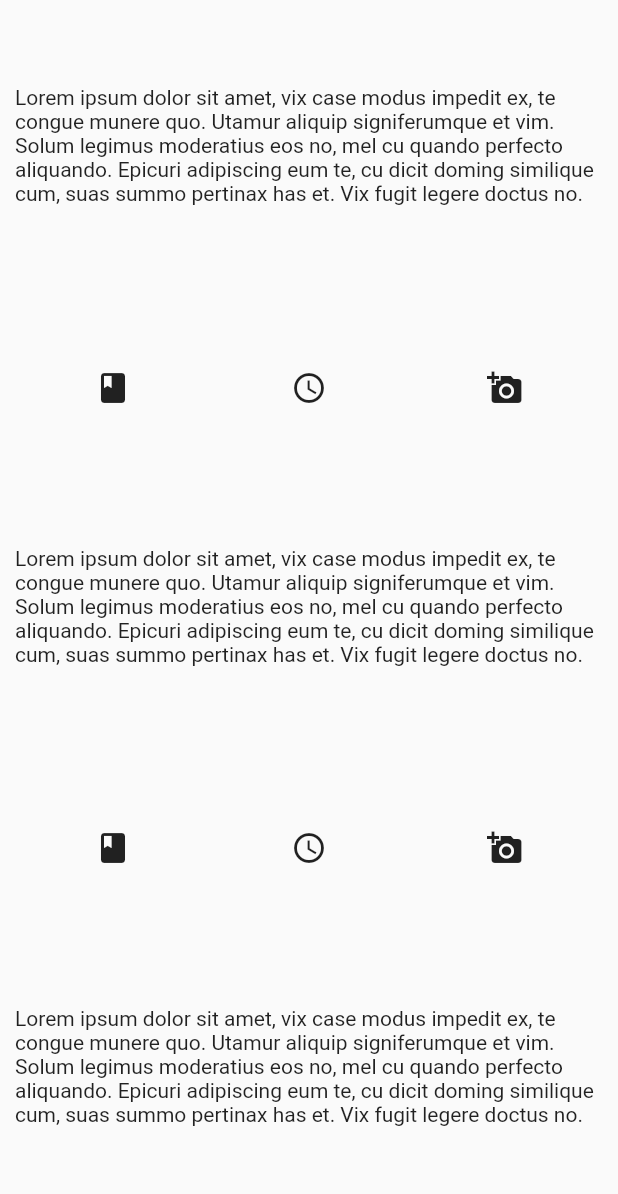
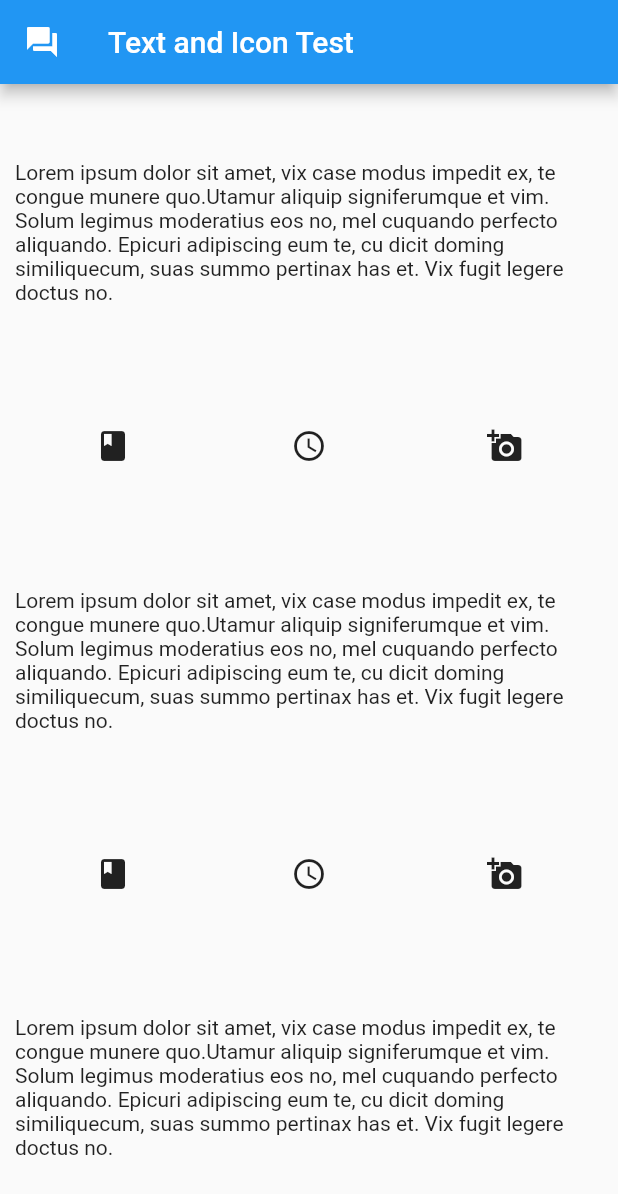
Before and after one commit to mjohnsullivan/flutter_web_test, a Flutter app: the screen it shows after launch, on a phone screen of 412 x 824 dp. Shown: the top 1194 px of the screen. Run offline on Flutter 3.47's test engine with Material 2 defaults, Android fonts, the phone set to English and light mode, and no system bars.

Commit message:
const'd up the code

```diff
--- a/lib/main.dart
+++ b/lib/main.dart
@@ -1,8 +1,10 @@
 import 'package:flutter/material.dart';
 
-const textFiller = '''
-Lorem ipsum dolor sit amet, vix case modus impedit ex, te congue munere quo. Utamur aliquip signiferumque et vim. Solum legimus moderatius eos no, mel cu quando perfecto aliquando. Epicuri adipiscing eum te, cu dicit doming similique cum, suas summo pertinax has et. Vix fugit legere doctus no.
-''';
+const textFiller =
+    'Lorem ipsum dolor sit amet, vix case modus impedit ex, te congue munere quo.' +
+        'Utamur aliquip signiferumque et vim. Solum legimus moderatius eos no, mel cu' +
+        'quando perfecto aliquando. Epicuri adipiscing eum te, cu dicit doming similique' +
+        'cum, suas summo pertinax has et. Vix fugit legere doctus no.';
 
 void main() => runApp(MyApp());
 
@@ -20,12 +22,16 @@ class HomePage extends StatelessWidget {
   @override
   Widget build(BuildContext context) {
     return Scaffold(
+      appBar: AppBar(
+        title: const Text('Text and Icon Test'),
+        leading: const Icon(Icons.question_answer),
+      ),
       body: Padding(
         padding: const EdgeInsets.all(10),
         child: Column(
           mainAxisAlignment: MainAxisAlignment.spaceAround,
           children: [
-            Text(textFiller),
+            const Text(textFiller),
             Row(
                 mainAxisAlignment: MainAxisAlignment.spaceAround,
                 children: const [
@@ -33,7 +39,7 @@ class HomePage extends StatelessWidget {
                   Icon(Icons.access_time),
                   Icon(Icons.add_a_photo),
                 ]),
-            Text(textFiller),
+            const Text(textFiller),
             Row(
                 mainAxisAlignment: MainAxisAlignment.spaceAround,
                 children: const [
@@ -41,7 +47,7 @@ class HomePage extends StatelessWidget {
                   Icon(Icons.access_time),
                   Icon(Icons.add_a_photo),
                 ]),
-            Text(textFiller),
+            const Text(textFiller),
           ],
         ),
       ),
```
